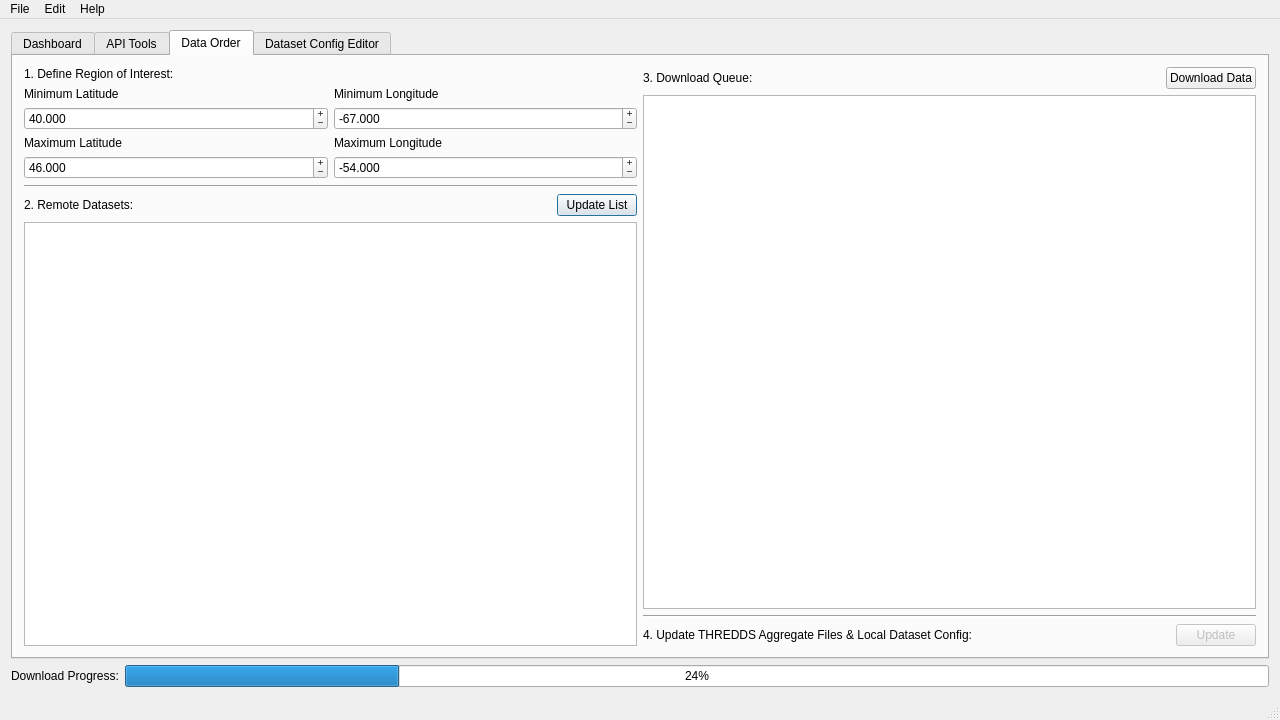
First picture: the form in app/mainwindow.ui, repository DFO-Ocean-Navigator/Navigator2Go, before the edit.
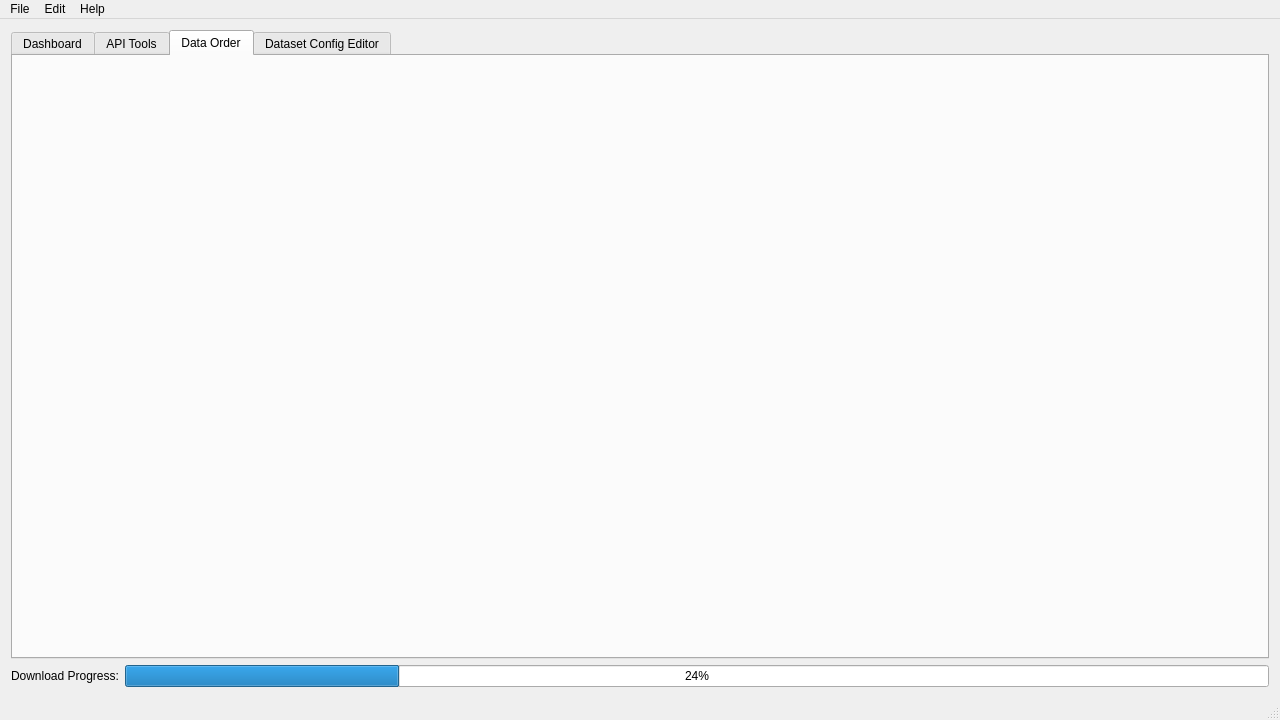
Second picture: the form after the edit. The open tabs and pages were chosen to show the change. Icons and pictures are not drawn.

```diff
--- a/app/mainwindow.ui
+++ b/app/mainwindow.ui
@@ -118,322 +118,9 @@
        <attribute name="title">
         <string>Data Order</string>
        </attribute>
-       <layout class="QHBoxLayout" name="horizontalLayout">
-        <item>
-         <layout class="QVBoxLayout" name="verticalLayout_4">
-          <property name="sizeConstraint">
-           <enum>QLayout::SetDefaultConstraint</enum>
-          </property>
-          <property name="rightMargin">
-           <number>0</number>
-          </property>
-          <item>
-           <widget class="QLabel" name="label_8">
-            <property name="toolTip">
-             <string>&lt;html&gt;&lt;head/&gt;&lt;body&gt;&lt;p&gt;This bounding box will define the geographical domain for which data will be subset.&lt;/p&gt;&lt;p&gt;&lt;img src=&quot;:/icons/icons/bbox.png&quot;/&gt;&lt;/p&gt;&lt;/body&gt;&lt;/html&gt;</string>
-            </property>
-            <property name="text">
-             <string>1. Define Region of Interest:</string>
-            </property>
-           </widget>
-          </item>
-          <item>
-           <layout class="QGridLayout" name="gridLayout">
-            <property name="topMargin">
-             <number>0</number>
-            </property>
-            <item row="2" column="0">
-             <widget class="QLabel" name="label_10">
-              <property name="text">
-               <string>Maximum Latitude</string>
-              </property>
-             </widget>
-            </item>
-            <item row="1" column="0">
-             <widget class="QDoubleSpinBox" name="spinboxMinLat">
-              <property name="buttonSymbols">
-               <enum>QAbstractSpinBox::PlusMinus</enum>
-              </property>
-              <property name="decimals">
-               <number>3</number>
-              </property>
-              <property name="minimum">
-               <double>-90.000000000000000</double>
-              </property>
-              <property name="maximum">
-               <double>90.000000000000000</double>
-              </property>
-              <property name="value">
-               <double>40.000000000000000</double>
-              </property>
-             </widget>
-            </item>
-            <item row="0" column="0">
-             <widget class="QLabel" name="label_9">
-              <property name="text">
-               <string>Minimum Latitude</string>
-              </property>
-             </widget>
-            </item>
-            <item row="1" column="1">
-             <widget class="QDoubleSpinBox" name="spinboxMinLon">
-              <property name="buttonSymbols">
-               <enum>QAbstractSpinBox::PlusMinus</enum>
-              </property>
-              <property name="decimals">
-               <number>3</number>
-              </property>
-              <property name="minimum">
-               <double>-180.000000000000000</double>
-              </property>
-              <property name="maximum">
-               <double>180.000000000000000</double>
-              </property>
-              <property name="value">
-               <double>-67.000000000000000</double>
-              </property>
-             </widget>
-            </item>
-            <item row="3" column="0">
-             <widget class="QDoubleSpinBox" name="spinboxMaxLat">
-              <property name="buttonSymbols">
-               <enum>QAbstractSpinBox::PlusMinus</enum>
-              </property>
-              <property name="decimals">
-               <number>3</number>
-              </property>
-              <property name="minimum">
-               <double>-90.000000000000000</double>
-              </property>
-              <property name="maximum">
-               <double>90.000000000000000</double>
-              </property>
-              <property name="value">
-               <double>46.000000000000000</double>
-              </property>
-             </widget>
-            </item>
-            <item row="3" column="1">
-             <widget class="QDoubleSpinBox" name="spinboxMaxLon">
-              <property name="buttonSymbols">
-               <enum>QAbstractSpinBox::PlusMinus</enum>
-              </property>
-              <property name="decimals">
-               <number>3</number>
-              </property>
-              <property name="minimum">
-               <double>-180.000000000000000</double>
-              </property>
-              <property name="maximum">
-               <double>180.000000000000000</double>
-              </property>
-              <property name="value">
-               <double>-54.000000000000000</double>
-              </property>
-             </widget>
-            </item>
-            <item row="0" column="1">
-             <widget class="QLabel" name="label_11">
-              <property name="text">
-               <string>Minimum Longitude</string>
-              </property>
-             </widget>
-            </item>
-            <item row="2" column="1">
-             <widget class="QLabel" name="label_12">
-              <property name="text">
-               <string>Maximum Longitude</string>
-              </property>
-             </widget>
-            </item>
-           </layout>
-          </item>
-          <item>
-           <widget class="Line" name="line_2">
-            <property name="orientation">
-             <enum>Qt::Horizontal</enum>
-            </property>
-           </widget>
-          </item>
-          <item>
-           <layout class="QHBoxLayout" name="horizontalLayout_4">
-            <item>
-             <widget class="QLabel" name="label">
-              <property name="text">
-               <string>2. Remote Datasets:</string>
-              </property>
-             </widget>
-            </item>
-            <item>
-             <spacer name="horizontalSpacer_2">
-              <property name="orientation">
-               <enum>Qt::Horizontal</enum>
-              </property>
-              <property name="sizeHint" stdset="0">
-               <size>
-                <width>40</width>
-                <height>20</height>
-               </size>
-              </property>
-             </spacer>
-            </item>
-            <item>
-             <widget class="QPushButton" name="pushButtonUpdateDoryList">
-              <property name="text">
-               <string>Update List</string>
-              </property>
-              <property name="icon">
-               <iconset resource="resources.qrc">
-                <normaloff>:/icons/icons/sync.png</normaloff>:/icons/icons/sync.png</iconset>
-              </property>
-              <property name="default">
-               <bool>true</bool>
-              </property>
-             </widget>
-            </item>
-           </layout>
-          </item>
-          <item>
-           <widget class="QListWidget" name="listWidgetDoryDatasets">
-            <property name="sizePolicy">
-             <sizepolicy hsizetype="MinimumExpanding" vsizetype="Expanding">
-              <horstretch>0</horstretch>
-              <verstretch>0</verstretch>
-             </sizepolicy>
-            </property>
-            <property name="minimumSize">
-             <size>
-              <width>500</width>
-              <height>0</height>
-             </size>
-            </property>
-            <property name="alternatingRowColors">
-             <bool>true</bool>
-            </property>
-           </widget>
-          </item>
-         </layout>
-        </item>
-        <item>
-         <layout class="QVBoxLayout" name="verticalLayout">
-          <property name="rightMargin">
-           <number>0</number>
-          </property>
-          <item>
-           <layout class="QHBoxLayout" name="horizontalLayout_7">
-            <property name="topMargin">
-             <number>0</number>
-            </property>
-            <item>
-             <widget class="QLabel" name="label_4">
-              <property name="text">
-               <string>3. Download Queue:</string>
-              </property>
-             </widget>
-            </item>
-            <item>
-             <spacer name="horizontalSpacer_5">
-              <property name="orientation">
-               <enum>Qt::Horizontal</enum>
-              </property>
-              <property name="sizeHint" stdset="0">
-               <size>
-                <width>40</width>
-                <height>20</height>
-               </size>
-              </property>
-             </spacer>
-            </item>
-            <item>
-             <widget class="QPushButton" name="pushButtonDownload">
-              <property name="enabled">
-               <bool>true</bool>
-              </property>
-              <property name="text">
-               <string>Download Data</string>
-              </property>
-              <property name="icon">
-               <iconset resource="resources.qrc">
-                <normaloff>:/icons/icons/download.png</normaloff>:/icons/icons/download.png</iconset>
-              </property>
-              <property name="flat">
-               <bool>false</bool>
-              </property>
-             </widget>
-            </item>
-           </layout>
-          </item>
-          <item>
-           <widget class="QListWidget" name="listWidgetDownloadQueue">
-            <property name="enabled">
-             <bool>true</bool>
-            </property>
-            <property name="toolTip">
-             <string>&lt;html&gt;&lt;head/&gt;&lt;body&gt;&lt;p&gt;Stuff you want to download from our remote server.&lt;/p&gt;&lt;p&gt;Double-click on any item to remove it from the queue.&lt;/p&gt;&lt;/body&gt;&lt;/html&gt;</string>
-            </property>
-            <property name="editTriggers">
-             <set>QAbstractItemView::DoubleClicked</set>
-            </property>
-            <property name="showDropIndicator" stdset="0">
-             <bool>false</bool>
-            </property>
-            <property name="alternatingRowColors">
-             <bool>true</bool>
-            </property>
-            <property name="selectionMode">
-             <enum>QAbstractItemView::ExtendedSelection</enum>
-            </property>
-            <property name="sortingEnabled">
-             <bool>true</bool>
-            </property>
-           </widget>
-          </item>
-          <item>
-           <widget class="Line" name="line_3">
-            <property name="orientation">
-             <enum>Qt::Horizontal</enum>
-            </property>
-           </widget>
-          </item>
-          <item>
-           <layout class="QHBoxLayout" name="horizontalLayout_3">
-            <item>
-             <widget class="QLabel" name="label_6">
-              <property name="text">
-               <string>4. Update THREDDS Aggregate Files &amp; Local Dataset Config:</string>
-              </property>
-             </widget>
-            </item>
-            <item>
-             <spacer name="horizontalSpacer_3">
-              <property name="orientation">
-               <enum>Qt::Horizontal</enum>
-              </property>
-              <property name="sizeHint" stdset="0">
-               <size>
-                <width>40</width>
-                <height>20</height>
-               </size>
-              </property>
-             </spacer>
-            </item>
-            <item>
-             <widget class="QPushButton" name="pushButtonUpdateAggConfig">
-              <property name="enabled">
-               <bool>false</bool>
-              </property>
-              <property name="text">
-               <string>Update</string>
-              </property>
-              <property name="icon">
-               <iconset resource="resources.qrc">
-                <normaloff>:/icons/icons/save.png</normaloff>:/icons/icons/save.png</iconset>
-              </property>
-             </widget>
-            </item>
-           </layout>
-          </item>
-         </layout>
+       <layout class="QGridLayout" name="gridLayout_3">
+        <item row="0" column="0">
+         <layout class="QGridLayout" name="dataOrderLayout"/>
         </item>
        </layout>
       </widget>
```
Left out of the diff: 6 changed lines with no effect on the pictures.
